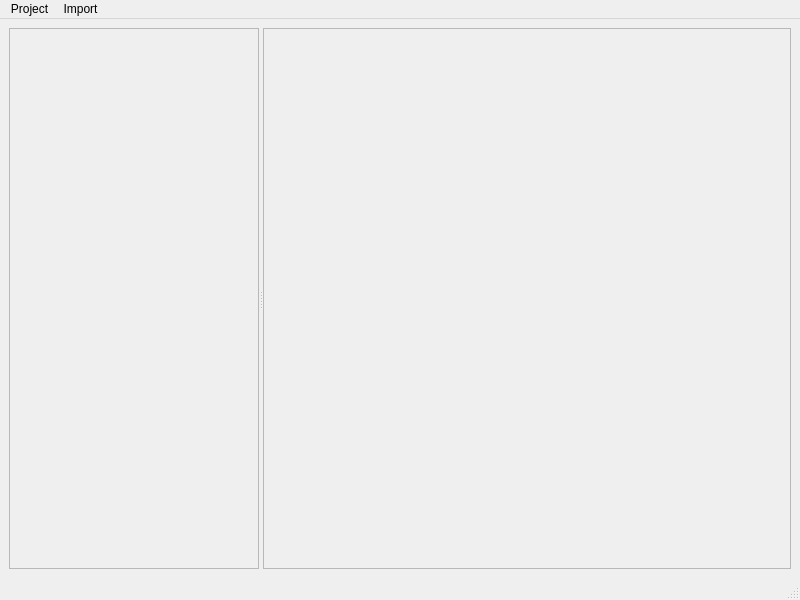
Before: the Qt Designer form mainwindow.ui in breinbaas/qVoxels, drawn with Qt 5.
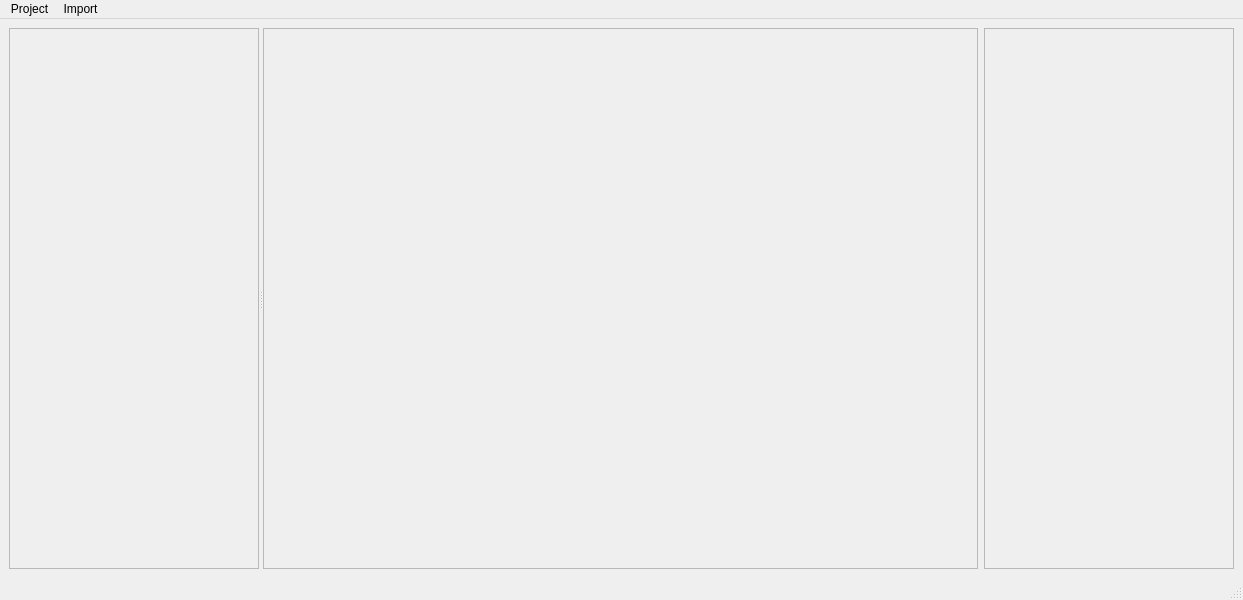
After: the same form once the commit is applied.

Patch:
```diff
--- a/mainwindow.ui
+++ b/mainwindow.ui
@@ -6,7 +6,7 @@
    <rect>
     <x>0</x>
     <y>0</y>
-    <width>800</width>
+    <width>1243</width>
     <height>600</height>
    </rect>
   </property>
@@ -67,6 +67,27 @@
       </widget>
      </widget>
     </item>
+    <item row="0" column="1">
+     <widget class="QFrame" name="frameInterpretation">
+      <property name="minimumSize">
+       <size>
+        <width>250</width>
+        <height>0</height>
+       </size>
+      </property>
+      <property name="frameShape">
+       <enum>QFrame::Shape::StyledPanel</enum>
+      </property>
+      <property name="frameShadow">
+       <enum>QFrame::Shadow::Raised</enum>
+      </property>
+      <layout class="QGridLayout" name="gridLayout_3">
+       <item row="0" column="0">
+        <layout class="QVBoxLayout" name="interpretationLayout"/>
+       </item>
+      </layout>
+     </widget>
+    </item>
    </layout>
   </widget>
   <widget class="QMenuBar" name="menubar">
@@ -74,8 +95,8 @@
     <rect>
      <x>0</x>
      <y>0</y>
-     <width>800</width>
-     <height>17</height>
+     <width>1243</width>
+     <height>21</height>
     </rect>
    </property>
    <widget class="QMenu" name="menuProject">
```
